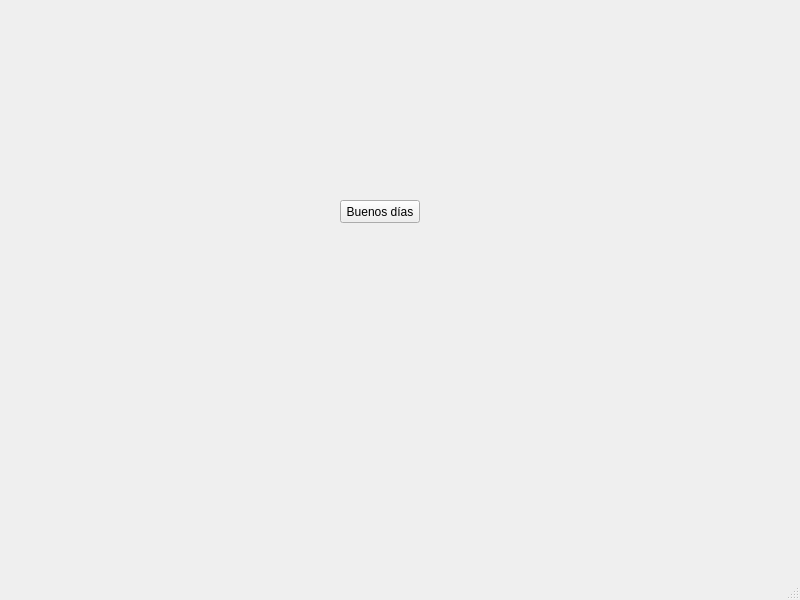
Qt form mainwindow.ui (barreto-exe/Delivender) before a commit.
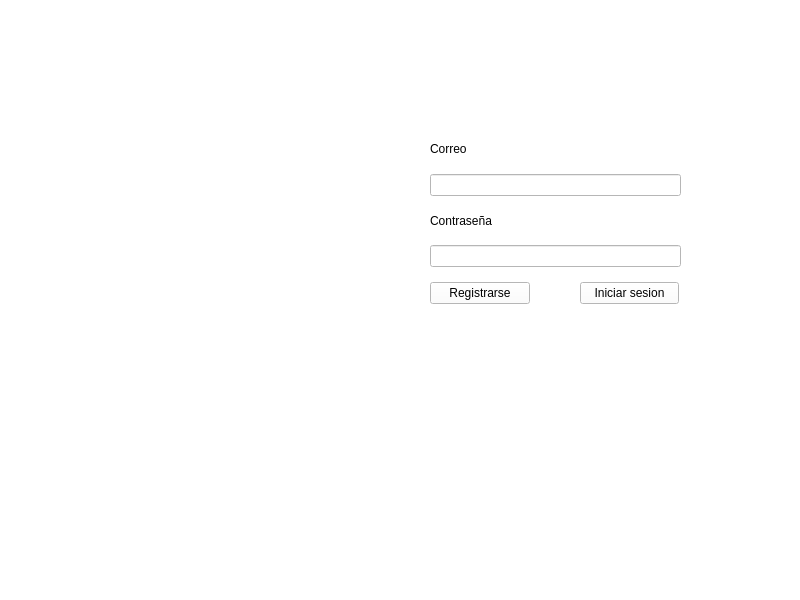
The same form after that commit.

Commit message:
Ventanas de registro e inicio de sesion
Conectadas con elementos + ventana de menu principal vacía

```diff
--- a/mainwindow.ui
+++ b/mainwindow.ui
@@ -14,31 +14,83 @@
    <string>MainWindow</string>
   </property>
   <widget class="QWidget" name="centralwidget">
-   <widget class="QPushButton" name="pushButton">
+   <widget class="QStackedWidget" name="stackedWidget">
     <property name="geometry">
      <rect>
-      <x>340</x>
-      <y>200</y>
-      <width>80</width>
-      <height>23</height>
+      <x>0</x>
+      <y>0</y>
+      <width>800</width>
+      <height>600</height>
      </rect>
     </property>
-    <property name="text">
-     <string>Buenos días</string>
+    <property name="styleSheet">
+     <string notr="true">background: white;</string>
     </property>
+    <widget class="QWidget" name="page">
+     <widget class="QWidget" name="">
+      <property name="geometry">
+       <rect>
+        <x>430</x>
+        <y>280</y>
+        <width>249</width>
+        <height>27</height>
+       </rect>
+      </property>
+      <layout class="QHBoxLayout" name="horizontalLayout">
+       <property name="spacing">
+        <number>50</number>
+       </property>
+       <item>
+        <widget class="QPushButton" name="btnRegistrarse">
+         <property name="text">
+          <string>Registrarse</string>
+         </property>
+        </widget>
+       </item>
+       <item>
+        <widget class="QPushButton" name="btnInicioSesion">
+         <property name="text">
+          <string>Iniciar sesion</string>
+         </property>
+        </widget>
+       </item>
+      </layout>
+     </widget>
+     <widget class="QWidget" name="">
+      <property name="geometry">
+       <rect>
+        <x>430</x>
+        <y>130</y>
+        <width>251</width>
+        <height>137</height>
+       </rect>
+      </property>
+      <layout class="QVBoxLayout" name="verticalLayout">
+       <item>
+        <widget class="QLabel" name="label">
+         <property name="text">
+          <string>Correo</string>
+         </property>
+        </widget>
+       </item>
+       <item>
+        <widget class="QLineEdit" name="correo"/>
+       </item>
+       <item>
+        <widget class="QLabel" name="label_2">
+         <property name="text">
+          <string>Contraseña</string>
+         </property>
+        </widget>
+       </item>
+       <item>
+        <widget class="QLineEdit" name="contrasenia"/>
+       </item>
+      </layout>
+     </widget>
+    </widget>
    </widget>
   </widget>
-  <widget class="QMenuBar" name="menubar">
-   <property name="geometry">
-    <rect>
-     <x>0</x>
-     <y>0</y>
-     <width>800</width>
-     <height>20</height>
-    </rect>
-   </property>
-  </widget>
-  <widget class="QStatusBar" name="statusbar"/>
  </widget>
  <resources/>
  <connections/>
```
The commit also changes 9 other files.
